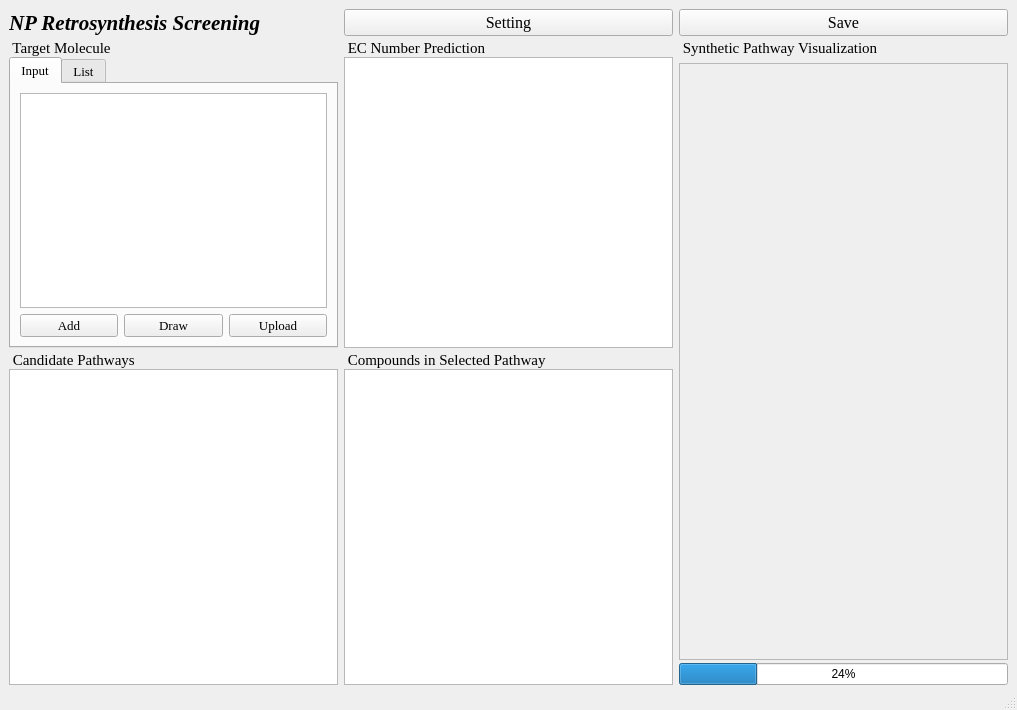
momozhangcn/GSETRetro, file GUI/ui/NPRetroMainWindow.ui: the form before one commit.
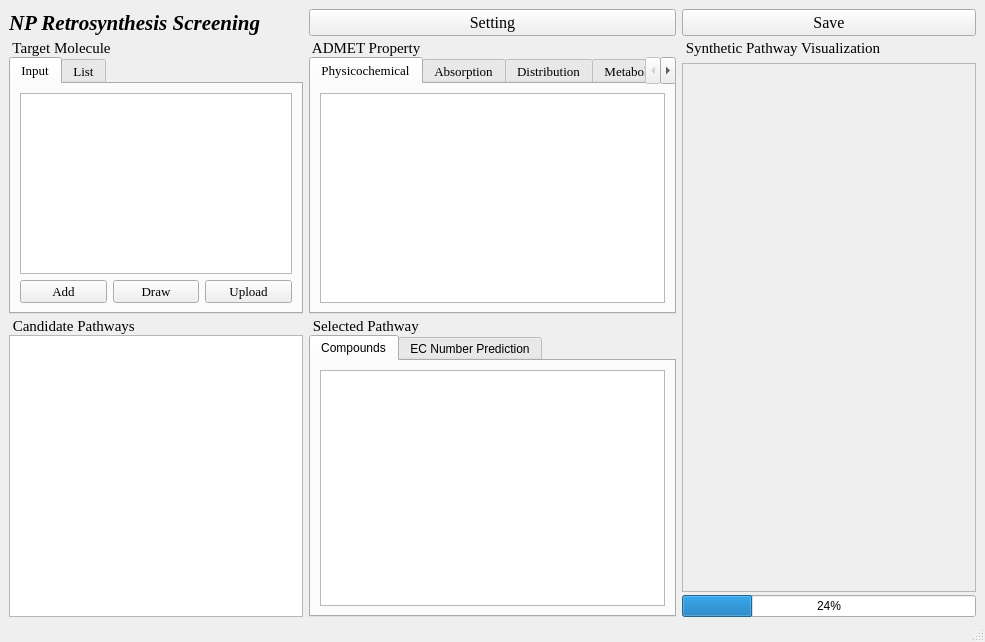
The form after the commit.

```diff
--- a/GUI/ui/NPRetroMainWindow.ui
+++ b/GUI/ui/NPRetroMainWindow.ui
@@ -6,15 +6,15 @@
    <rect>
     <x>0</x>
     <y>0</y>
-    <width>1017</width>
-    <height>710</height>
+    <width>985</width>
+    <height>642</height>
    </rect>
   </property>
   <property name="windowTitle">
    <string>MainWindow</string>
   </property>
   <widget class="QWidget" name="centralwidget">
-   <layout class="QGridLayout" name="gridLayout_8" rowstretch="1,1,1,1" columnstretch="1,1,1" rowminimumheight="1,1,1,1" columnminimumwidth="1,1,1">
+   <layout class="QGridLayout" name="gridLayout_8" rowstretch="1,1,1,1" columnstretch="4,5,4">
     <property name="leftMargin">
      <number>9</number>
     </property>
@@ -33,24 +33,6 @@
     <property name="verticalSpacing">
      <number>3</number>
     </property>
-    <item row="0" column="0">
-     <widget class="QLabel" name="label_6">
-      <property name="font">
-       <font>
-        <family>Times New Roman</family>
-        <pointsize>16</pointsize>
-        <italic>true</italic>
-        <bold>true</bold>
-       </font>
-      </property>
-      <property name="text">
-       <string>NP Retrosynthesis Screening</string>
-      </property>
-      <property name="scaledContents">
-       <bool>false</bool>
-      </property>
-     </widget>
-    </item>
     <item row="1" column="2" rowspan="2">
      <layout class="QVBoxLayout" name="verticalLayout_5_ShowRoute" stretch="0,0">
       <property name="spacing">
@@ -100,8 +82,8 @@
           <rect>
            <x>0</x>
            <y>0</y>
-           <width>325</width>
-           <height>596</height>
+           <width>290</width>
+           <height>528</height>
           </rect>
          </property>
          <property name="sizePolicy">
@@ -148,6 +130,177 @@
       </item>
      </layout>
     </item>
+    <item row="0" column="1">
+     <widget class="QPushButton" name="pushButton_setting">
+      <property name="font">
+       <font>
+        <family>Times New Roman</family>
+        <pointsize>12</pointsize>
+       </font>
+      </property>
+      <property name="text">
+       <string>Setting</string>
+      </property>
+     </widget>
+    </item>
+    <item row="1" column="1">
+     <layout class="QVBoxLayout" name="verticalLayout_4_ADMET">
+      <item>
+       <widget class="QLabel" name="label_4">
+        <property name="font">
+         <font>
+          <family>Times New Roman</family>
+          <pointsize>11</pointsize>
+         </font>
+        </property>
+        <property name="text">
+         <string> ADMET Property</string>
+        </property>
+       </widget>
+      </item>
+      <item>
+       <widget class="QTabWidget" name="tabWidget_3">
+        <property name="font">
+         <font>
+          <family>Times New Roman</family>
+          <pointsize>10</pointsize>
+         </font>
+        </property>
+        <property name="currentIndex">
+         <number>0</number>
+        </property>
+        <widget class="QWidget" name="widget">
+         <property name="font">
+          <font>
+           <family>Times New Roman</family>
+           <pointsize>10</pointsize>
+          </font>
+         </property>
+         <attribute name="title">
+          <string>Physicochemical</string>
+         </attribute>
+         <layout class="QGridLayout" name="gridLayout_4">
+          <item row="0" column="0">
+           <widget class="QTableView" name="tableView_prop_1">
+            <attribute name="horizontalHeaderDefaultSectionSize">
+             <number>250</number>
+            </attribute>
+           </widget>
+          </item>
+         </layout>
+        </widget>
+        <widget class="QWidget" name="tab_4">
+         <attribute name="title">
+          <string>Absorption</string>
+         </attribute>
+         <layout class="QGridLayout" name="gridLayout_5">
+          <item row="0" column="0">
+           <widget class="QTableView" name="tableView_prop_2">
+            <attribute name="horizontalHeaderDefaultSectionSize">
+             <number>250</number>
+            </attribute>
+           </widget>
+          </item>
+         </layout>
+        </widget>
+        <widget class="QWidget" name="tab">
+         <attribute name="title">
+          <string>Distribution</string>
+         </attribute>
+         <layout class="QGridLayout" name="gridLayout_6">
+          <item row="0" column="0">
+           <widget class="QTableView" name="tableView_prop_3">
+            <attribute name="horizontalHeaderDefaultSectionSize">
+             <number>250</number>
+            </attribute>
+           </widget>
+          </item>
+         </layout>
+        </widget>
+        <widget class="QWidget" name="tab_5">
+         <attribute name="title">
+          <string>Metabolism</string>
+         </attribute>
+         <layout class="QGridLayout" name="gridLayout_7">
+          <item row="0" column="0">
+           <widget class="QTableView" name="tableView_prop_4">
+            <attribute name="horizontalHeaderDefaultSectionSize">
+             <number>250</number>
+            </attribute>
+           </widget>
+          </item>
+         </layout>
+        </widget>
+        <widget class="QWidget" name="tab_6">
+         <attribute name="title">
+          <string>Excretion</string>
+         </attribute>
+         <layout class="QGridLayout" name="gridLayout_10">
+          <item row="0" column="0">
+           <widget class="QTableView" name="tableView_prop_5">
+            <attribute name="horizontalHeaderDefaultSectionSize">
+             <number>250</number>
+            </attribute>
+           </widget>
+          </item>
+         </layout>
+        </widget>
+        <widget class="QWidget" name="tab_7">
+         <attribute name="title">
+          <string>Toxicity</string>
+         </attribute>
+         <layout class="QGridLayout" name="gridLayout_11">
+          <item row="0" column="0">
+           <widget class="QTableView" name="tableView_prop_6">
+            <attribute name="horizontalHeaderDefaultSectionSize">
+             <number>250</number>
+            </attribute>
+           </widget>
+          </item>
+         </layout>
+        </widget>
+       </widget>
+      </item>
+     </layout>
+    </item>
+    <item row="0" column="0">
+     <widget class="QLabel" name="label_6">
+      <property name="font">
+       <font>
+        <family>Times New Roman</family>
+        <pointsize>16</pointsize>
+        <italic>true</italic>
+        <bold>true</bold>
+       </font>
+      </property>
+      <property name="text">
+       <string>NP Retrosynthesis Screening</string>
+      </property>
+      <property name="scaledContents">
+       <bool>false</bool>
+      </property>
+     </widget>
+    </item>
+    <item row="0" column="2">
+     <widget class="QPushButton" name="pushButton_save">
+      <property name="font">
+       <font>
+        <family>Times New Roman</family>
+        <pointsize>12</pointsize>
+       </font>
+      </property>
+      <property name="text">
+       <string>Save</string>
+      </property>
+     </widget>
+    </item>
+    <item row="3" column="2">
+     <widget class="QProgressBar" name="progressBar">
+      <property name="value">
+       <number>24</number>
+      </property>
+     </widget>
+    </item>
     <item row="1" column="0">
      <layout class="QVBoxLayout" name="verticalLayout_1_Input">
       <item>
@@ -246,95 +399,6 @@
       </item>
      </layout>
     </item>
-    <item row="0" column="2">
-     <widget class="QPushButton" name="pushButton_save">
-      <property name="font">
-       <font>
-        <family>Times New Roman</family>
-        <pointsize>12</pointsize>
-       </font>
-      </property>
-      <property name="text">
-       <string>Save</string>
-      </property>
-     </widget>
-    </item>
-    <item row="3" column="2">
-     <widget class="QProgressBar" name="progressBar">
-      <property name="value">
-       <number>24</number>
-      </property>
-     </widget>
-    </item>
-    <item row="0" column="1">
-     <widget class="QPushButton" name="pushButton_setting">
-      <property name="font">
-       <font>
-        <family>Times New Roman</family>
-        <pointsize>12</pointsize>
-       </font>
-      </property>
-      <property name="text">
-       <string>Setting</string>
-      </property>
-     </widget>
-    </item>
-    <item row="1" column="1">
-     <layout class="QVBoxLayout" name="verticalLayout_4_EC">
-      <item>
-       <widget class="QLabel" name="label_4">
-        <property name="font">
-         <font>
-          <family>Times New Roman</family>
-          <pointsize>11</pointsize>
-         </font>
-        </property>
-        <property name="text">
-         <string> EC Number Prediction</string>
-        </property>
-       </widget>
-      </item>
-      <item>
-       <widget class="QTableWidget" name="tableWidget_EC"/>
-      </item>
-     </layout>
-    </item>
-    <item row="2" column="1" rowspan="2">
-     <layout class="QVBoxLayout" name="verticalLayout_3_CompoundsList">
-      <item>
-       <widget class="QLabel" name="label_3">
-        <property name="font">
-         <font>
-          <family>Times New Roman</family>
-          <pointsize>11</pointsize>
-         </font>
-        </property>
-        <property name="text">
-         <string> Compounds in Selected Pathway</string>
-        </property>
-       </widget>
-      </item>
-      <item>
-       <widget class="QTableWidget" name="tableWidget_CompoundsList">
-        <property name="font">
-         <font>
-          <family>Times New Roman</family>
-          <pointsize>10</pointsize>
-         </font>
-        </property>
-        <property name="selectionBehavior">
-         <enum>QAbstractItemView::SelectRows</enum>
-        </property>
-        <attribute name="verticalHeaderShowSortIndicator" stdset="0">
-         <bool>true</bool>
-        </attribute>
-        <attribute name="verticalHeaderStretchLastSection">
-         <bool>false</bool>
-        </attribute>
-       </widget>
-      </item>
-     </layout>
-    </item>
     <item row="2" column="0" rowspan="2">
      <layout class="QVBoxLayout" name="verticalLayout_2_RouteList">
       <item>
@@ -356,6 +420,50 @@
       </item>
      </layout>
     </item>
+    <item row="2" column="1" rowspan="2">
+     <layout class="QVBoxLayout" name="verticalLayout_3_SingleRoute">
+      <item>
+       <widget class="QLabel" name="label_3">
+        <property name="font">
+         <font>
+          <family>Times New Roman</family>
+          <pointsize>11</pointsize>
+         </font>
+        </property>
+        <property name="text">
+         <string> Selected Pathway</string>
+        </property>
+       </widget>
+      </item>
+      <item>
+       <widget class="QTabWidget" name="tabWidget_2">
+        <property name="currentIndex">
+         <number>0</number>
+        </property>
+        <widget class="QWidget" name="tab_9">
+         <attribute name="title">
+          <string>Compounds</string>
+         </attribute>
+         <layout class="QGridLayout" name="gridLayout">
+          <item row="0" column="0">
+           <widget class="QTableWidget" name="tableWidget_Compounds"/>
+          </item>
+         </layout>
+        </widget>
+        <widget class="QWidget" name="tab_8">
+         <attribute name="title">
+          <string>EC Number Prediction</string>
+         </attribute>
+         <layout class="QGridLayout" name="gridLayout_3">
+          <item row="0" column="0">
+           <widget class="QTableWidget" name="tableWidget_EC_Number"/>
+          </item>
+         </layout>
+        </widget>
+       </widget>
+      </item>
+     </layout>
+    </item>
    </layout>
   </widget>
   <widget class="QStatusBar" name="statusbar"/>
```
